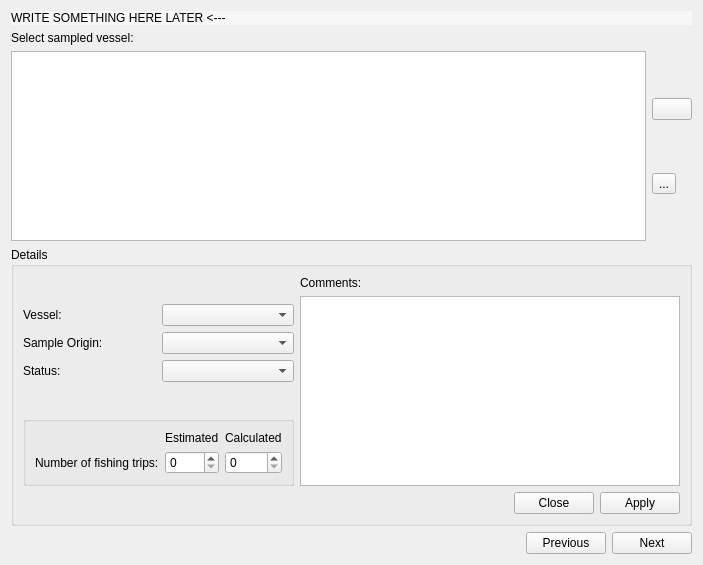
Above: app_new/frmvessel.ui from doublebyte1/app_solution before the change. Below: the same form after it.
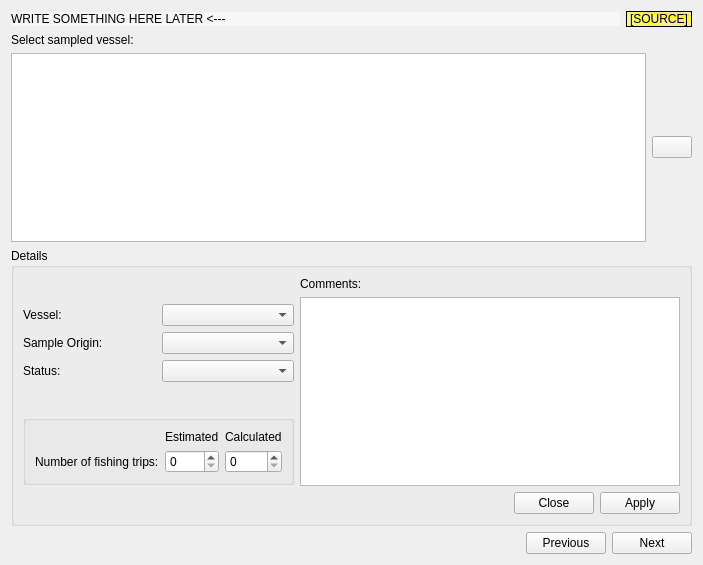
That is the form after the change. Icons and pictures are not drawn.

Patch:
```diff
--- a/app_new/frmvessel.ui
+++ b/app_new/frmvessel.ui
@@ -15,9 +15,11 @@
   </property>
   <layout class="QVBoxLayout" name="verticalLayout_5">
    <item>
+    <layout class="QHBoxLayout" name="horizontalLayout_7">
+     <item>
     <widget class="QLabel" name="lbHeader">
      <property name="sizePolicy">
-      <sizepolicy hsizetype="Preferred" vsizetype="Fixed">
+        <sizepolicy hsizetype="Expanding" vsizetype="Fixed">
        <horstretch>0</horstretch>
        <verstretch>0</verstretch>
       </sizepolicy>
@@ -31,6 +33,34 @@
     </widget>
    </item>
    <item>
+      <widget class="QLabel" name="lbSource">
+       <property name="sizePolicy">
+        <sizepolicy hsizetype="Minimum" vsizetype="Preferred">
+         <horstretch>0</horstretch>
+         <verstretch>0</verstretch>
+        </sizepolicy>
+       </property>
+       <property name="styleSheet">
+        <string notr="true">background-color: qconicalgradient(cx:0, cy:0, angle:135, stop:0 rgba(220, 220, 220, 69), stop:0.375 rgba(255, 255, 0, 69), stop:0.423533 rgba(251, 255, 0, 145), stop:0.45 rgba(247, 255, 0, 208), stop:0.477581 rgba(255, 244, 71, 130), stop:0.518717 rgba(255, 218, 71, 130), stop:0.55 rgba(255, 255, 0, 255), stop:0.57754 rgba(255, 203, 0, 130), stop:0.625 rgba(255, 255, 0, 69), stop:1 rgba(255, 255, 0, 69));
+font: 75 10pt &quot;Fixedsys&quot;;</string>
+       </property>
+       <property name="frameShape">
+        <enum>QFrame::StyledPanel</enum>
+       </property>
+       <property name="frameShadow">
+        <enum>QFrame::Raised</enum>
+       </property>
+       <property name="text">
+        <string>[SOURCE]</string>
+       </property>
+       <property name="scaledContents">
+        <bool>true</bool>
+       </property>
+      </widget>
+     </item>
+    </layout>
+   </item>
+   <item>
     <widget class="QLabel" name="label_5">
      <property name="text">
       <string>Select sampled vessel:</string>
@@ -67,22 +97,6 @@
          </property>
         </widget>
        </item>
-       <item>
-        <widget class="QToolButton" name="toolButton">
-         <property name="toolTip">
-          <string>Add vessel not present on this list</string>
-         </property>
-         <property name="statusTip">
-          <string>Add vessel not present on this list</string>
-         </property>
-         <property name="whatsThis">
-          <string>This tool allows to setup temporary frame changes concerning adding new vessels or importing them from another port</string>
-         </property>
-         <property name="text">
-          <string>...</string>
-         </property>
-        </widget>
-       </item>
       </layout>
      </item>
     </layout>
```
Left out of the diff: 1 changed line with no effect on the pictures. Lines whose indentation alone changed are shown as unchanged.
